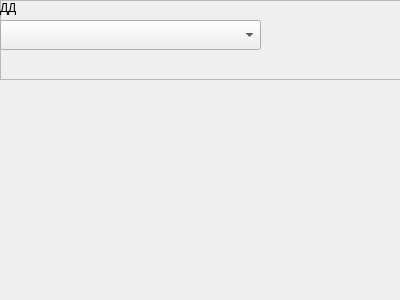
Before: the Qt Designer form m_cfg/unitWidgets/widget_dd_t4k_m.ui in xXRadioHeadXx/start7, drawn with Qt 5.
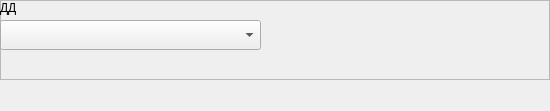
After: the same form once the commit is applied.

What changed in the file:
```diff
--- a/m_cfg/unitWidgets/widget_dd_t4k_m.ui
+++ b/m_cfg/unitWidgets/widget_dd_t4k_m.ui
@@ -6,8 +6,8 @@
    <rect>
     <x>0</x>
     <y>0</y>
-    <width>400</width>
-    <height>300</height>
+    <width>550</width>
+    <height>111</height>
    </rect>
   </property>
   <property name="windowTitle">
```
